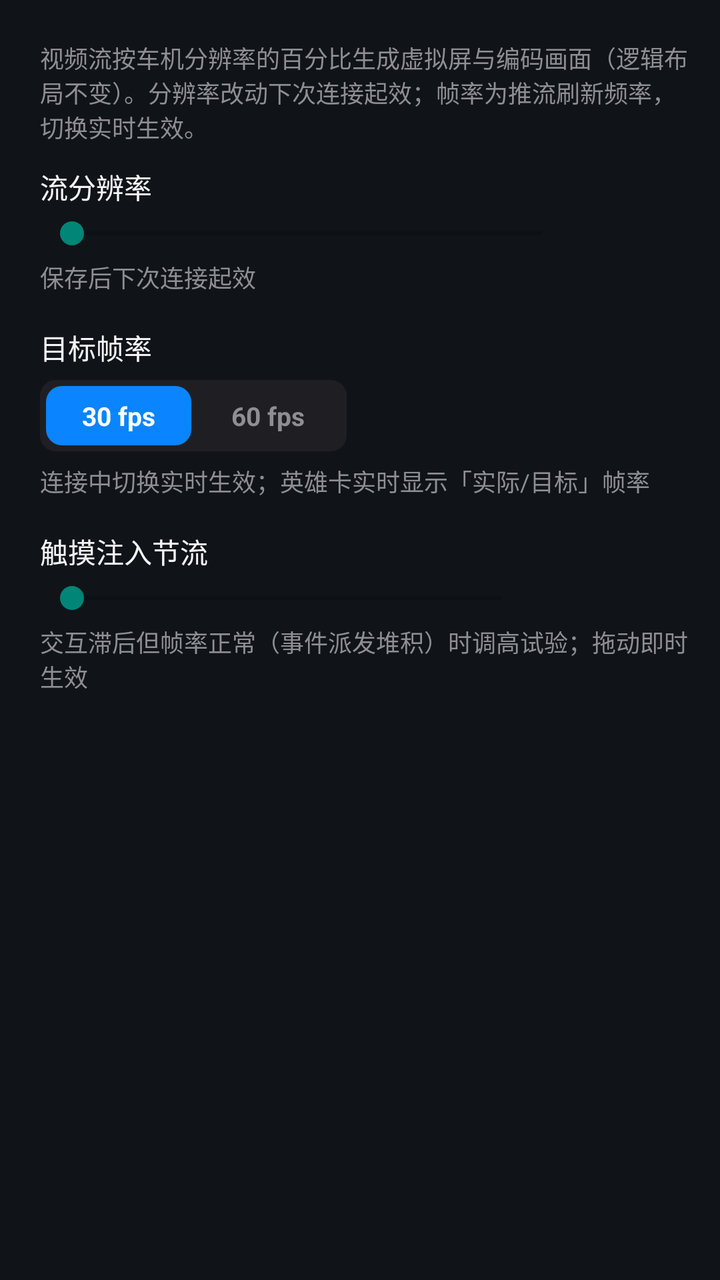
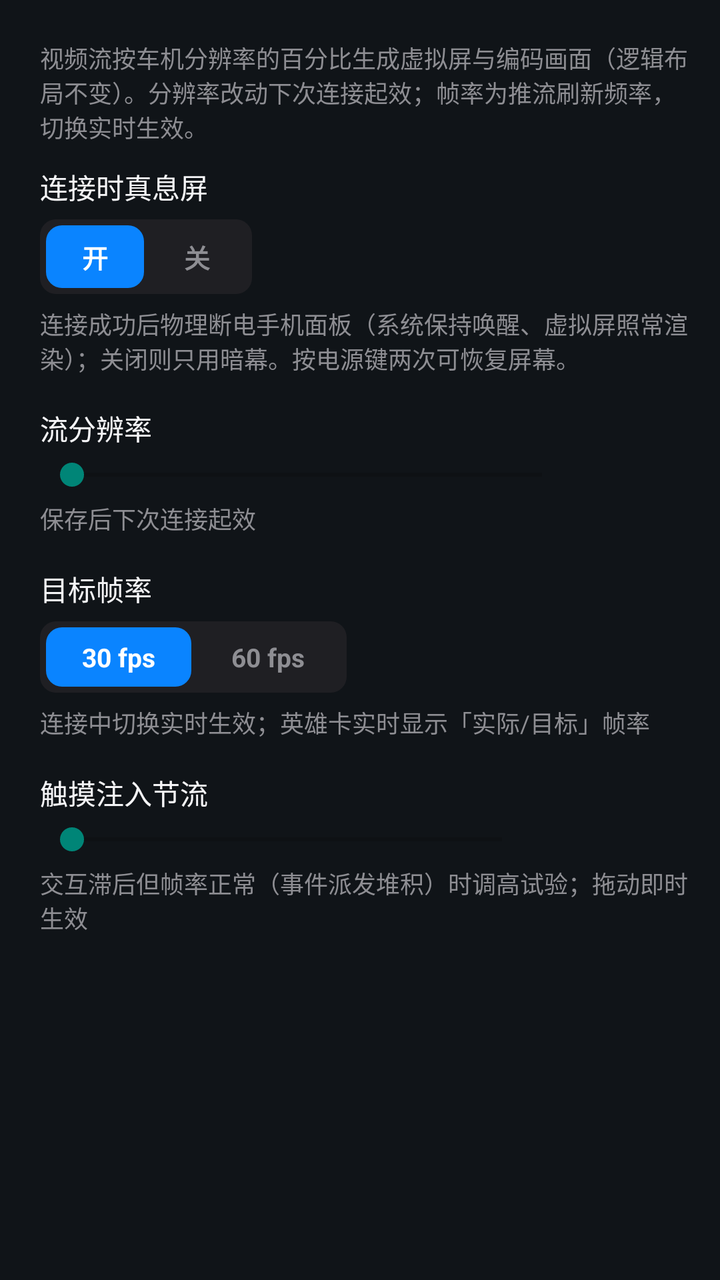

The first picture is an Android layout as it rendered before a commit; the second is the same layout after the commit. The layout source and the unified diff follow.
<!-- AndroidManifest.xml: application theme Theme.CarPlaySender -->
<!-- res/layout/fragment_panel_display.xml -->
<?xml version="1.0" encoding="utf-8"?>
<LinearLayout xmlns:android="http://schemas.android.com/apk/res/android"
    android:layout_width="match_parent"
    android:layout_height="match_parent"
    android:orientation="vertical"
    android:paddingLeft="20dp"
    android:paddingRight="13dp"
    android:paddingTop="14dp"
    android:paddingBottom="10dp">

    <TextView
        android:layout_width="match_parent"
        android:layout_height="wrap_content"
        android:layout_marginTop="6dp"
        android:layout_marginBottom="11dp"
        android:text="视频流按车机分辨率的百分比生成虚拟屏与编码画面（逻辑布局不变）。分辨率改动下次连接起效；帧率为推流刷新频率，切换实时生效。"
        android:textColor="#FF8E8E93"
        android:textSize="12sp" />

    <TextView
        android:layout_width="wrap_content"
        android:layout_height="wrap_content"
        android:text="流分辨率"
        android:textColor="#FFF5F5F7"
        android:textSize="14sp" />

    <LinearLayout
        android:layout_width="match_parent"
        android:layout_height="wrap_content"
        android:layout_marginTop="4dp"
        android:gravity="center_vertical"
        android:orientation="horizontal">

        <SeekBar
            android:id="@+id/displayScaleSeek"
            android:layout_width="0dp"
            android:layout_height="wrap_content"
            android:layout_weight="1"
            android:max="26" />

        <TextView
            android:id="@+id/displayScaleValue"
            android:layout_width="52dp"
            android:layout_height="wrap_content"
            android:layout_marginLeft="8dp"
            android:gravity="right"
            android:textColor="#FF8E8E93"
            android:textSize="12sp" />
    </LinearLayout>

    <TextView
        android:id="@+id/displayScaleNote"
        android:layout_width="match_parent"
        android:layout_height="wrap_content"
        android:layout_marginTop="4dp"
        android:text="保存后下次连接起效"
        android:textColor="#FF8E8E93"
        android:textSize="12sp" />

    <TextView
        android:layout_width="wrap_content"
        android:layout_height="wrap_content"
        android:layout_marginTop="16dp"
        android:text="目标帧率"
        android:textColor="#FFF5F5F7"
        android:textSize="14sp" />

    <LinearLayout
        android:layout_width="wrap_content"
        android:layout_height="wrap_content"
        android:layout_marginTop="6dp"
        android:background="@drawable/bg_segment"
        android:orientation="horizontal"
        android:padding="3dp">

        <TextView
            android:id="@+id/btnFps30"
            android:layout_width="wrap_content"
            android:layout_height="wrap_content"
            android:background="@drawable/bg_segment_sel"
            android:paddingLeft="18dp"
            android:paddingTop="6dp"
            android:paddingRight="18dp"
            android:paddingBottom="6dp"
            android:text="30 fps"
            android:textColor="#FFFFFFFF"
            android:textSize="13sp"
            android:textStyle="bold" />

        <TextView
            android:id="@+id/btnFps60"
            android:layout_width="wrap_content"
            android:layout_height="wrap_content"
            android:layout_marginLeft="2dp"
            android:paddingLeft="18dp"
            android:paddingTop="6dp"
            android:paddingRight="18dp"
            android:paddingBottom="6dp"
            android:text="60 fps"
            android:textColor="#FF8E8E93"
            android:textSize="13sp"
            android:textStyle="bold" />
    </LinearLayout>

    <TextView
        android:layout_width="match_parent"
        android:layout_height="wrap_content"
        android:layout_marginTop="6dp"
        android:text="连接中切换实时生效；英雄卡实时显示「实际/目标」帧率"
        android:textColor="#FF8E8E93"
        android:textSize="12sp" />

    <TextView
        android:layout_width="wrap_content"
        android:layout_height="wrap_content"
        android:layout_marginTop="16dp"
        android:text="触摸注入节流"
        android:textColor="#FFF5F5F7"
        android:textSize="14sp" />

    <LinearLayout
        android:layout_width="match_parent"
        android:layout_height="wrap_content"
        android:layout_marginTop="4dp"
        android:gravity="center_vertical"
        android:orientation="horizontal">

        <SeekBar
            android:id="@+id/throttleSeek"
            android:layout_width="0dp"
            android:layout_height="wrap_content"
            android:layout_weight="1"
            android:max="6" />

        <TextView
            android:id="@+id/throttleValue"
            android:layout_width="72dp"
            android:layout_height="wrap_content"
            android:layout_marginLeft="8dp"
            android:gravity="right"
            android:textColor="#FF8E8E93"
            android:textSize="12sp" />
    </LinearLayout>

    <TextView
        android:layout_width="match_parent"
        android:layout_height="wrap_content"
        android:layout_marginTop="4dp"
        android:text="交互滞后但帧率正常（事件派发堆积）时调高试验；拖动即时生效"
        android:textColor="#FF8E8E93"
        android:textSize="12sp" />
</LinearLayout>
<!-- resources referenced by this layout -->
<resources>
  <!-- drawable bg_segment (drawable) -->
  <?xml version="1.0" encoding="utf-8"?>
  <shape xmlns:android="http://schemas.android.com/apk/res/android"
      android:shape="rectangle">
      <solid android:color="#FF1F1F23" />
      <corners android:radius="8dp" />
  </shape>
  <!-- drawable bg_segment_sel (drawable) -->
  <?xml version="1.0" encoding="utf-8"?>
  <shape xmlns:android="http://schemas.android.com/apk/res/android"
      android:shape="rectangle">
      <solid android:color="#FF0A84FF" />
      <corners android:radius="8dp" />
  </shape>
  <style name="Theme.CarPlaySender" parent="Theme.AppCompat.DayNight.NoActionBar">
          <item name="android:statusBarColor">#000000</item>
          <item name="android:navigationBarColor">#000000</item>
          <item name="android:windowLightStatusBar">false</item>
          <item name="android:windowLightNavigationBar">false</item>
          <item name="android:colorBackground">#101418</item>
      </style>
</resources>

<!-- the commit's change to res/layout/fragment_panel_display.xml (unified diff, before → after) -->
@@ -1,152 +1,213 @@
 <?xml version="1.0" encoding="utf-8"?>
-<LinearLayout xmlns:android="http://schemas.android.com/apk/res/android"
+<ScrollView xmlns:android="http://schemas.android.com/apk/res/android"
     android:layout_width="match_parent"
     android:layout_height="match_parent"
-    android:orientation="vertical"
-    android:paddingLeft="20dp"
-    android:paddingRight="13dp"
-    android:paddingTop="14dp"
-    android:paddingBottom="10dp">
-
-    <TextView
-        android:layout_width="match_parent"
-        android:layout_height="wrap_content"
-        android:layout_marginTop="6dp"
-        android:layout_marginBottom="11dp"
-        android:text="视频流按车机分辨率的百分比生成虚拟屏与编码画面（逻辑布局不变）。分辨率改动下次连接起效；帧率为推流刷新频率，切换实时生效。"
-        android:textColor="#FF8E8E93"
-        android:textSize="12sp" />
-
-    <TextView
-        android:layout_width="wrap_content"
-        android:layout_height="wrap_content"
-        android:text="流分辨率"
-        android:textColor="#FFF5F5F7"
-        android:textSize="14sp" />
+    android:fillViewport="true"
+    android:scrollbars="none">
 
     <LinearLayout
         android:layout_width="match_parent"
         android:layout_height="wrap_content"
-        android:layout_marginTop="4dp"
-        android:gravity="center_vertical"
-        android:orientation="horizontal">
-
-        <SeekBar
-            android:id="@+id/displayScaleSeek"
-            android:layout_width="0dp"
-            android:layout_height="wrap_content"
-            android:layout_weight="1"
-            android:max="26" />
-
-        <TextView
-            android:id="@+id/displayScaleValue"
-            android:layout_width="52dp"
-            android:layout_height="wrap_content"
-            android:layout_marginLeft="8dp"
-            android:gravity="right"
+        android:orientation="vertical"
+        android:paddingLeft="20dp"
+        android:paddingTop="14dp"
+        android:paddingRight="13dp"
+        android:paddingBottom="10dp">
+
+        <TextView
+            android:layout_width="match_parent"
+            android:layout_height="wrap_content"
+            android:layout_marginTop="6dp"
+            android:layout_marginBottom="11dp"
+            android:text="视频流按车机分辨率的百分比生成虚拟屏与编码画面（逻辑布局不变）。分辨率改动下次连接起效；帧率为推流刷新频率，切换实时生效。"
+            android:textColor="#FF8E8E93"
+            android:textSize="12sp" />
+
+        <TextView
+            android:layout_width="wrap_content"
+            android:layout_height="wrap_content"
+            android:text="连接时真息屏"
+            android:textColor="#FFF5F5F7"
+            android:textSize="14sp" />
+
+        <LinearLayout
+            android:layout_width="wrap_content"
+            android:layout_height="wrap_content"
+            android:layout_marginTop="6dp"
+            android:background="@drawable/bg_segment"
+            android:orientation="horizontal"
+            android:padding="3dp">
+
+            <TextView
+                android:id="@+id/btnScreenOffOn"
+                android:layout_width="wrap_content"
+                android:layout_height="wrap_content"
+                android:background="@drawable/bg_segment_sel"
+                android:paddingLeft="18dp"
+                android:paddingTop="6dp"
+                android:paddingRight="18dp"
+                android:paddingBottom="6dp"
+                android:text="开"
+                android:textColor="#FFFFFFFF"
+                android:textSize="13sp"
+                android:textStyle="bold" />
+
+            <TextView
+                android:id="@+id/btnScreenOffOff"
+                android:layout_width="wrap_content"
+                android:layout_height="wrap_content"
+                android:layout_marginLeft="2dp"
+                android:paddingLeft="18dp"
+                android:paddingTop="6dp"
+                android:paddingRight="18dp"
+                android:paddingBottom="6dp"
+                android:text="关"
+                android:textColor="#FF8E8E93"
+                android:textSize="13sp"
+                android:textStyle="bold" />
+        </LinearLayout>
+
+        <TextView
+            android:id="@+id/screenOffNote"
+            android:layout_width="match_parent"
+            android:layout_height="wrap_content"
+            android:layout_marginTop="6dp"
+            android:text="连接成功后物理断电手机面板（系统保持唤醒、虚拟屏照常渲染）；关闭则只用暗幕。按电源键两次可恢复屏幕。"
+            android:textColor="#FF8E8E93"
+            android:textSize="12sp" />
+
+        <TextView
+            android:layout_width="wrap_content"
+            android:layout_height="wrap_content"
+            android:layout_marginTop="16dp"
+            android:text="流分辨率"
+            android:textColor="#FFF5F5F7"
+            android:textSize="14sp" />
+
+        <LinearLayout
+            android:layout_width="match_parent"
+            android:layout_height="wrap_content"
+            android:layout_marginTop="4dp"
+            android:gravity="center_vertical"
+            android:orientation="horizontal">
+
+            <SeekBar
+                android:id="@+id/displayScaleSeek"
+                android:layout_width="0dp"
+                android:layout_height="wrap_content"
+                android:layout_weight="1"
+                android:max="26" />
+
+            <TextView
+                android:id="@+id/displayScaleValue"
+                android:layout_width="52dp"
+                android:layout_height="wrap_content"
+                android:layout_marginLeft="8dp"
+                android:gravity="right"
+                android:textColor="#FF8E8E93"
+                android:textSize="12sp" />
+        </LinearLayout>
+
+        <TextView
+            android:id="@+id/displayScaleNote"
+            android:layout_width="match_parent"
+            android:layout_height="wrap_content"
+            android:layout_marginTop="4dp"
+            android:text="保存后下次连接起效"
+            android:textColor="#FF8E8E93"
+            android:textSize="12sp" />
+
+        <TextView
+            android:layout_width="wrap_content"
+            android:layout_height="wrap_content"
+            android:layout_marginTop="16dp"
+            android:text="目标帧率"
+            android:textColor="#FFF5F5F7"
+            android:textSize="14sp" />
+
+        <LinearLayout
+            android:layout_width="wrap_content"
+            android:layout_height="wrap_content"
+            android:layout_marginTop="6dp"
+            android:background="@drawable/bg_segment"
+            android:orientation="horizontal"
+            android:padding="3dp">
+
+            <TextView
+                android:id="@+id/btnFps30"
+                android:layout_width="wrap_content"
+                android:layout_height="wrap_content"
+                android:background="@drawable/bg_segment_sel"
+                android:paddingLeft="18dp"
+                android:paddingTop="6dp"
+                android:paddingRight="18dp"
+                android:paddingBottom="6dp"
+                android:text="30 fps"
+                android:textColor="#FFFFFFFF"
+                android:textSize="13sp"
+                android:textStyle="bold" />
+
+            <TextView
+                android:id="@+id/btnFps60"
+                android:layout_width="wrap_content"
+                android:layout_height="wrap_content"
+                android:layout_marginLeft="2dp"
+                android:paddingLeft="18dp"
+                android:paddingTop="6dp"
+                android:paddingRight="18dp"
+                android:paddingBottom="6dp"
+                android:text="60 fps"
+                android:textColor="#FF8E8E93"
+                android:textSize="13sp"
+                android:textStyle="bold" />
+        </LinearLayout>
+
+        <TextView
+            android:layout_width="match_parent"
+            android:layout_height="wrap_content"
+            android:layout_marginTop="6dp"
+            android:text="连接中切换实时生效；英雄卡实时显示「实际/目标」帧率"
+            android:textColor="#FF8E8E93"
+            android:textSize="12sp" />
+
+        <TextView
+            android:layout_width="wrap_content"
+            android:layout_height="wrap_content"
+            android:layout_marginTop="16dp"
+            android:text="触摸注入节流"
+            android:textColor="#FFF5F5F7"
+            android:textSize="14sp" />
+
+        <LinearLayout
+            android:layout_width="match_parent"
+            android:layout_height="wrap_content"
+            android:layout_marginTop="4dp"
+            android:gravity="center_vertical"
+            android:orientation="horizontal">
+
+            <SeekBar
+                android:id="@+id/throttleSeek"
+                android:layout_width="0dp"
+                android:layout_height="wrap_content"
+                android:layout_weight="1"
+                android:max="6" />
+
+            <TextView
+                android:id="@+id/throttleValue"
+                android:layout_width="72dp"
+                android:layout_height="wrap_content"
+                android:layout_marginLeft="8dp"
+                android:gravity="right"
+                android:textColor="#FF8E8E93"
+                android:textSize="12sp" />
+        </LinearLayout>
+
+        <TextView
+            android:layout_width="match_parent"
+            android:layout_height="wrap_content"
+            android:layout_marginTop="4dp"
+            android:text="交互滞后但帧率正常（事件派发堆积）时调高试验；拖动即时生效"
             android:textColor="#FF8E8E93"
             android:textSize="12sp" />
     </LinearLayout>
-
-    <TextView
-        android:id="@+id/displayScaleNote"
-        android:layout_width="match_parent"
-        android:layout_height="wrap_content"
-        android:layout_marginTop="4dp"
-        android:text="保存后下次连接起效"
-        android:textColor="#FF8E8E93"
-        android:textSize="12sp" />
-
-    <TextView
-        android:layout_width="wrap_content"
-        android:layout_height="wrap_content"
-        android:layout_marginTop="16dp"
-        android:text="目标帧率"
-        android:textColor="#FFF5F5F7"
-        android:textSize="14sp" />
-
-    <LinearLayout
-        android:layout_width="wrap_content"
-        android:layout_height="wrap_content"
-        android:layout_marginTop="6dp"
-        android:background="@drawable/bg_segment"
-        android:orientation="horizontal"
-        android:padding="3dp">
-
-        <TextView
-            android:id="@+id/btnFps30"
-            android:layout_width="wrap_content"
-            android:layout_height="wrap_content"
-            android:background="@drawable/bg_segment_sel"
-            android:paddingLeft="18dp"
-            android:paddingTop="6dp"
-            android:paddingRight="18dp"
-            android:paddingBottom="6dp"
-            android:text="30 fps"
-            android:textColor="#FFFFFFFF"
-            android:textSize="13sp"
-            android:textStyle="bold" />
-
-        <TextView
-            android:id="@+id/btnFps60"
-            android:layout_width="wrap_content"
-            android:layout_height="wrap_content"
-            android:layout_marginLeft="2dp"
-            android:paddingLeft="18dp"
-            android:paddingTop="6dp"
-            android:paddingRight="18dp"
-            android:paddingBottom="6dp"
-            android:text="60 fps"
-            android:textColor="#FF8E8E93"
-            android:textSize="13sp"
-            android:textStyle="bold" />
-    </LinearLayout>
-
-    <TextView
-        android:layout_width="match_parent"
-        android:layout_height="wrap_content"
-        android:layout_marginTop="6dp"
-        android:text="连接中切换实时生效；英雄卡实时显示「实际/目标」帧率"
-        android:textColor="#FF8E8E93"
-        android:textSize="12sp" />
-
-    <TextView
-        android:layout_width="wrap_content"
-        android:layout_height="wrap_content"
-        android:layout_marginTop="16dp"
-        android:text="触摸注入节流"
-        android:textColor="#FFF5F5F7"
-        android:textSize="14sp" />
-
-    <LinearLayout
-        android:layout_width="match_parent"
-        android:layout_height="wrap_content"
-        android:layout_marginTop="4dp"
-        android:gravity="center_vertical"
-        android:orientation="horizontal">
-
-        <SeekBar
-            android:id="@+id/throttleSeek"
-            android:layout_width="0dp"
-            android:layout_height="wrap_content"
-            android:layout_weight="1"
-            android:max="6" />
-
-        <TextView
-            android:id="@+id/throttleValue"
-            android:layout_width="72dp"
-            android:layout_height="wrap_content"
-            android:layout_marginLeft="8dp"
-            android:gravity="right"
-            android:textColor="#FF8E8E93"
-            android:textSize="12sp" />
-    </LinearLayout>
-
-    <TextView
-        android:layout_width="match_parent"
-        android:layout_height="wrap_content"
-        android:layout_marginTop="4dp"
-        android:text="交互滞后但帧率正常（事件派发堆积）时调高试验；拖动即时生效"
-        android:textColor="#FF8E8E93"
-        android:textSize="12sp" />
-</LinearLayout>
+</ScrollView>
